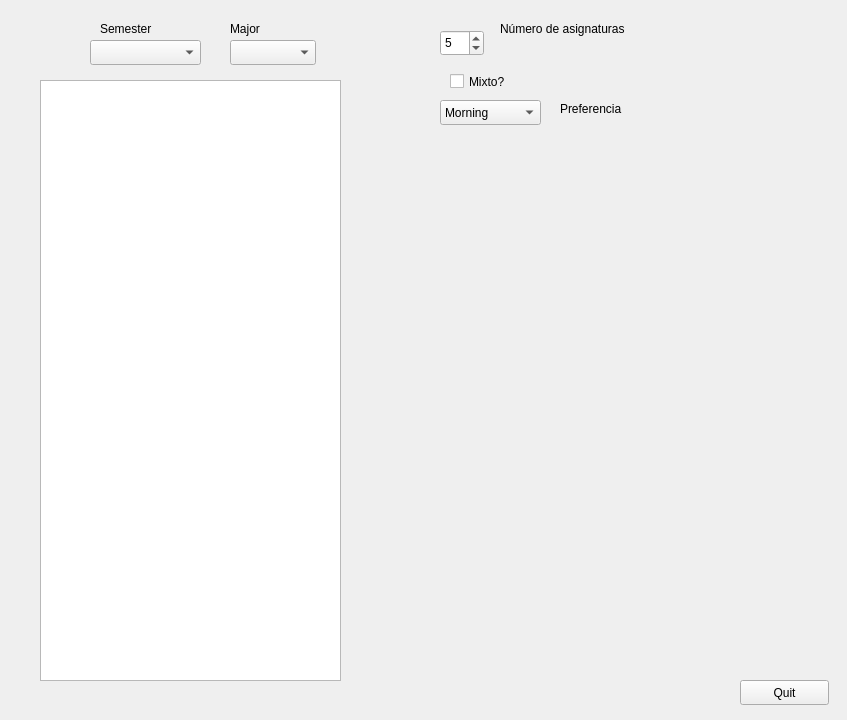
Old version of the form ui/MyForm.ui in the repository DarkJaslo/Horaris-FIB.
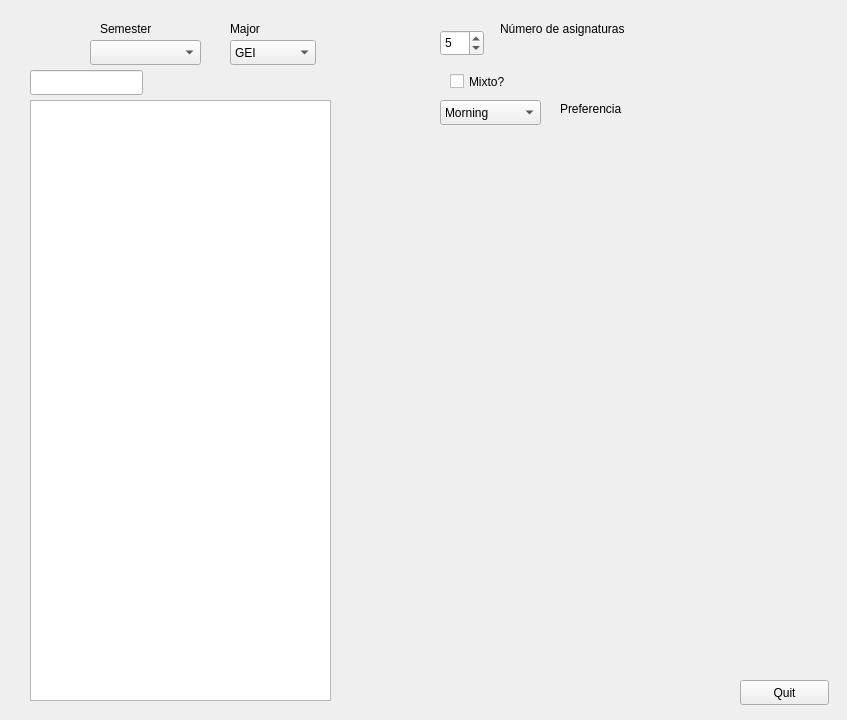
New version of the form. Custom widgets are drawn as their Qt base class.

Commit message: separates between majors and allows filtering

What changed in the file:
```diff
--- a/ui/MyForm.ui
+++ b/ui/MyForm.ui
@@ -148,8 +148,8 @@
   <widget class="QListWidget" name="listWidget">
    <property name="geometry">
     <rect>
-     <x>40</x>
-     <y>80</y>
+     <x>30</x>
+     <y>100</y>
      <width>301</width>
      <height>601</height>
     </rect>
@@ -164,6 +164,11 @@
      <height>25</height>
     </rect>
    </property>
+   <item>
+    <property name="text">
+     <string>GEI</string>
+    </property>
+   </item>
   </widget>
   <widget class="QLabel" name="majorLabel">
    <property name="geometry">
@@ -178,6 +183,16 @@
     <string>Major</string>
    </property>
   </widget>
+  <widget class="QLineEdit" name="lineEdit">
+   <property name="geometry">
+    <rect>
+     <x>30</x>
+     <y>70</y>
+     <width>113</width>
+     <height>25</height>
+    </rect>
+   </property>
+  </widget>
  </widget>
  <customwidgets>
   <customwidget>
```
Left out of the diff: 51 changed lines with no effect on the pictures.
